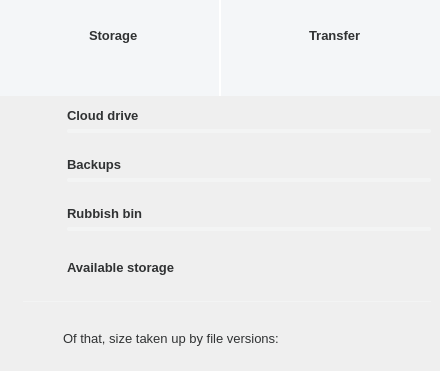
Qt form src/MEGASync/gui/linux/AccountDetailsDialog.ui (meganz/MEGAsync) before a commit.
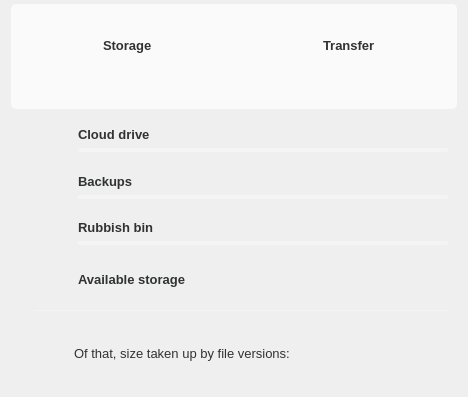
The same form after that commit. The open tabs and pages were chosen to show the change. Icons and pictures are not drawn. Custom widgets are drawn as their Qt base class.

Commit message: SNC-4648: Added group box to account details dialog.

The edit to the form file:
```diff
--- a/src/MEGASync/gui/linux/AccountDetailsDialog.ui
+++ b/src/MEGASync/gui/linux/AccountDetailsDialog.ui
@@ -31,12 +31,24 @@
 /*ColorTokenIcon;Button;bVersionIcon;normal;off;colorToken.icon-secondary*/
 /*ColorTokenIcon;Button;bVersionIcon;active;off;colorToken.icon-secondary*/
 
+#pLoading, #pStorageAndTransferUsage, #wStorageUsage, #wTransferUsage, #wStorageDetails, #wTransferDetails
+{
+background-color: transparent;
+}
+
 #line
 {
 background-color: #f3f4f4; /*colorToken.surface-2*/
 border-style: none;
 }
 
+#headerBox
+{
+border-style:none;
+border-radius:5px;
+background-color: #fafafa; /*colorToken.surface-1*/
+}
+
 QProgressBar
 {
 height: 4px;
@@ -68,10 +80,9 @@
 
 #AccountDetailsDialog
 {
-    border-radius: 0 0 4px 4px;
+border-radius: 0 0 4px 4px;
 }
 
-/* Config all labels */
 QLabel
 {
 font-family: &quot;Lato&quot;;
@@ -82,7 +93,7 @@
 
 #sHeader
 {
-    background-color: #F4F6F8;
+    background-color: transparent;
     height: 96px;
     width: 440px;
     height: 96px;
@@ -152,8 +163,8 @@
 
 #lUsedStorage, #lUsedTransfer
 {
-  color: #8d8d8e;
-  font-size: 13px;
+color: #303233; /*colorToken.text-primary*/
+font-size: 13px;
 }
 
 #bCloudDrive, #bVault, #bRubbish
@@ -164,14 +175,14 @@
 #lLoading
 {
     border-radius: 16px;
-    background-color: white;
+    background-color: transparent;
     height: 32px;
     max-height: 32px;
     min-height: 32px;
     max-width:440px;
     min-width:10px;
     font-size: 14px;
-    color: #333333;
+    color: #303233; /*colorToken.text-primary*/
     padding-left:24px;
     padding-right:24px;
     qproperty-alignment: 'AlignVCenter | AlignHCenter';
@@ -220,6 +231,7 @@
     max-height: 52px;
     max-width: 56px;
     margin-left: 24px;
+background-color: transparent;
 }
 
 #wStorageUsage, #wTransferUsage
@@ -234,12 +246,12 @@
 
 #wStorageUsage
 {
-    border-right: 1px solid white;
+    border-right: 1px solid transparent;
 }
 
 #wTransferUsage
 {
-    border-left: 1px solid white;
+    border-left: 1px solid transparent;
 }
 
 #pStorageAndTransferUsage QPushButton
@@ -265,13 +277,19 @@
   <property name="modal">
    <bool>false</bool>
   </property>
-  <layout class="QVBoxLayout" name="layoutWidget">
+  <layout class="QVBoxLayout" name="verticalLayout_5">
+   <property name="topMargin">
+    <number>4</number>
+   </property>
+   <item>
+    <widget class="QGroupBox" name="headerBox">
+     <property name="title">
+      <string/>
+     </property>
+     <layout class="QHBoxLayout" name="horizontalLayout_8">
    <property name="spacing">
     <number>0</number>
    </property>
-   <property name="sizeConstraint">
-    <enum>QLayout::SetFixedSize</enum>
-   </property>
    <property name="leftMargin">
     <number>0</number>
    </property>
@@ -286,6 +304,12 @@
    </property>
    <item>
     <widget class="QStackedWidget" name="sHeader">
+        <property name="lineWidth">
+         <number>1</number>
+        </property>
+        <property name="currentIndex">
+         <number>1</number>
+        </property>
      <widget class="QWidget" name="pLoading">
       <layout class="QGridLayout" name="gridLayout">
        <property name="leftMargin">
@@ -639,6 +663,9 @@
        </item>
       </layout>
      </widget>
+       </widget>
+      </item>
+     </layout>
     </widget>
    </item>
    <item>
```
Lines whose indentation alone changed are shown as unchanged.
